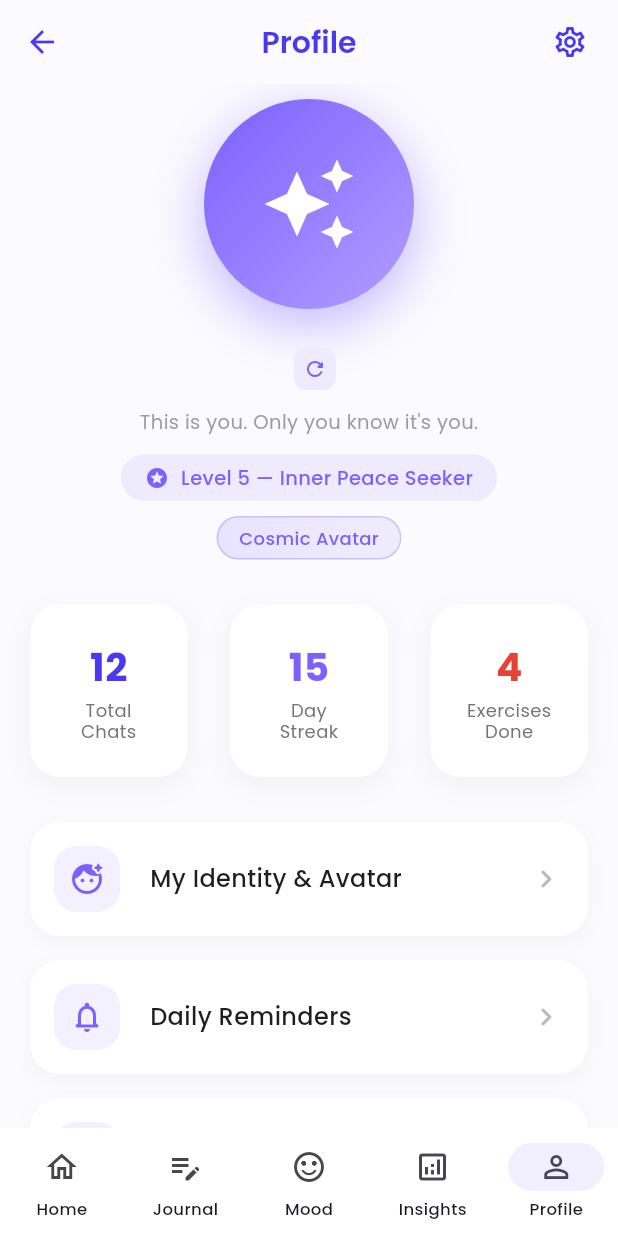
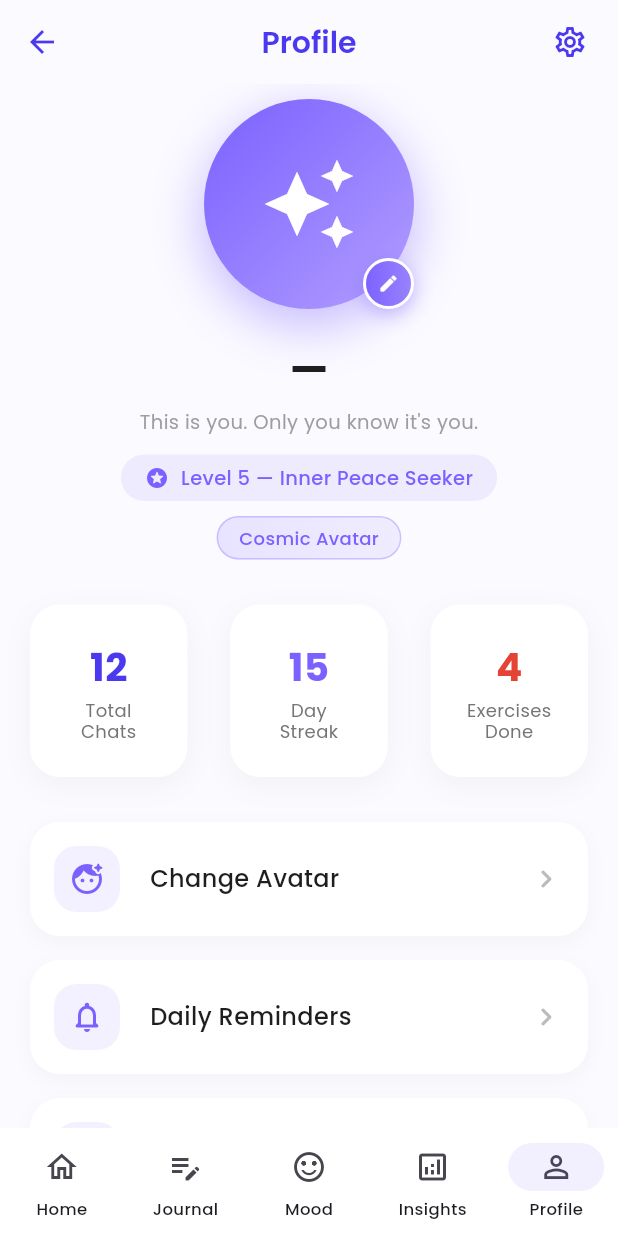
Before and after one commit to Atharvanair09/MindMate, a Flutter app: the ProfilePage screen opened by its route, on a phone screen of 412 x 824 dp. Run offline on Flutter 3.47's test engine with Material 3 defaults, Android fonts, the phone set to English and light mode, and no system bars; our stand-ins replace fl_chart, flutter_secure_storage, google_fonts, image_picker; missing offline and left inert: bip39; accounts and stored records are empty.

Commit message:
version 4.11.0

```diff
--- a/frontend/mindmate/lib/presentation/pages/profile_page.dart
+++ b/frontend/mindmate/lib/presentation/pages/profile_page.dart
@@ -60,7 +60,12 @@ class ProfilePage extends StatelessWidget {
       builder: (context, user, _) {
         return Column(
           children: [
-            // Avatar circle — shows custom photo or gradient icon
+            // Avatar circle — tappable to change avatar
+            GestureDetector(
+              onTap: () => Navigator.pushNamed(context, '/profile-setup'),
+              child: Stack(
+                alignment: Alignment.bottomRight,
+                children: [
                   Container(
                     width: 140,
                     height: 140,
@@ -99,38 +104,38 @@ class ProfilePage extends StatelessWidget {
                             ),
                     ),
                   ),
+                  // Camera badge signals the avatar is editable
+                  Container(
+                    padding: const EdgeInsets.all(8),
+                    decoration: BoxDecoration(
+                      gradient: const LinearGradient(
+                        colors: [Color(0xFF7B61FF), Color(0xFF9B84FF)],
+                      ),
+                      shape: BoxShape.circle,
+                      border: Border.all(color: Colors.white, width: 2),
+                      boxShadow: [
+                        BoxShadow(
+                          color: const Color(0xFF7B61FF).withOpacity(0.4),
+                          blurRadius: 10,
+                          offset: const Offset(0, 4),
+                        ),
+                      ],
+                    ),
+                    child: const Icon(Icons.edit_rounded,
+                        size: 14, color: Colors.white),
+                  ),
+                ],
+              ),
+            ),
             const SizedBox(height: 20),
-            // Username row
-            Row(
-              mainAxisAlignment: MainAxisAlignment.center,
-              children: [
+            // Username — immutable, no edit button
             Text(
-                  user.userName,
+              user.userName.isNotEmpty ? user.userName : '—',
               style: GoogleFonts.poppins(
                 fontSize: 28,
                 fontWeight: FontWeight.bold,
                 color: const Color(0xFF1E1E1E),
               ),
-                ),
-                const SizedBox(width: 8),
-                GestureDetector(
-                  onTap: () {
-                    Navigator.pushNamed(context, '/profile-setup');
-                  },
-                  child: Container(
-                    padding: const EdgeInsets.all(6),
-                    decoration: BoxDecoration(
-                      color: const Color(0xFFEEEBFF),
-                      borderRadius: BorderRadius.circular(8),
-                    ),
-                    child: const Icon(
-                      Icons.refresh_rounded,
-                      size: 16,
-                      color: Color(0xFF7B61FF),
-                    ),
-                  ),
-                ),
-              ],
             ),
             const SizedBox(height: 6),
             Text(
@@ -263,7 +268,7 @@ class ProfilePage extends StatelessWidget {
         children: [
           _buildSettingsTile(
             icon: Icons.face_retouching_natural_rounded,
-            title: 'My Identity & Avatar',
+            title: 'Change Avatar',
             onTap: (context) =>
                 Navigator.pushNamed(context, '/profile-setup'),
           ),
```
Also changed, not shown: frontend/mindmate/lib/core/state/user_provider.dart (+19 -4 lines), frontend/mindmate/lib/data/repositories/auth_repository.dart (+10 -3 lines), frontend/mindmate/lib/data/services/auth_service.dart (+21 -3 lines), frontend/mindmate/lib/presentation/pages/profile_setup_page.dart (+91 -11 lines), 1 other file. Lines whose indentation alone changed are shown as unchanged.
